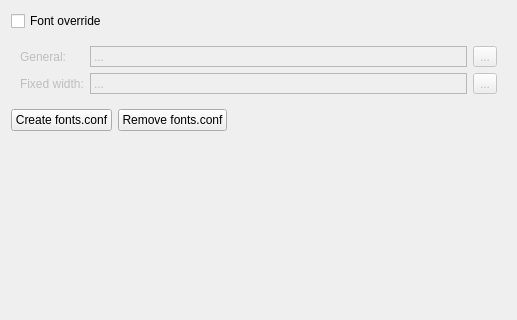
The window that src/qtct/fontspage.ui (RichardLuo0/qtct-for-windows) describes before a commit, drawn with Qt 5.
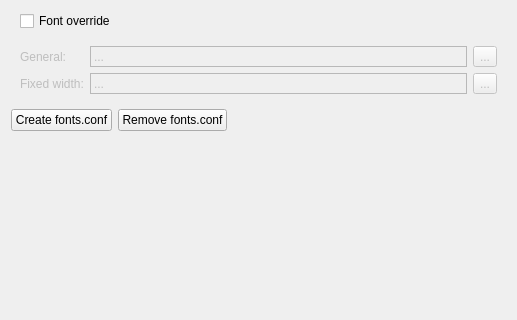
The same window after the commit.

Patch:
```diff
--- a/src/qtct/fontspage.ui
+++ b/src/qtct/fontspage.ui
@@ -15,6 +15,15 @@
   </property>
   <layout class="QVBoxLayout" name="verticalLayout">
    <item>
+    <widget class="QWidget" name="widget" native="true">
+     <layout class="QHBoxLayout" name="horizontalLayout_2">
+      <property name="topMargin">
+       <number>0</number>
+      </property>
+      <property name="bottomMargin">
+       <number>0</number>
+      </property>
+      <item>
     <widget class="QCheckBox" name="fontOverrideCheckbox">
      <property name="sizePolicy">
       <sizepolicy hsizetype="Maximum" vsizetype="Fixed">
@@ -31,6 +40,22 @@
      <property name="checked">
       <bool>false</bool>
      </property>
+       </widget>
+      </item>
+      <item>
+       <spacer name="horizontalSpacer_2">
+        <property name="orientation">
+         <enum>Qt::Horizontal</enum>
+        </property>
+        <property name="sizeHint" stdset="0">
+         <size>
+          <width>40</width>
+          <height>20</height>
+         </size>
+        </property>
+       </spacer>
+      </item>
+     </layout>
     </widget>
    </item>
    <item>
```
Lines whose indentation alone changed are shown as unchanged.
